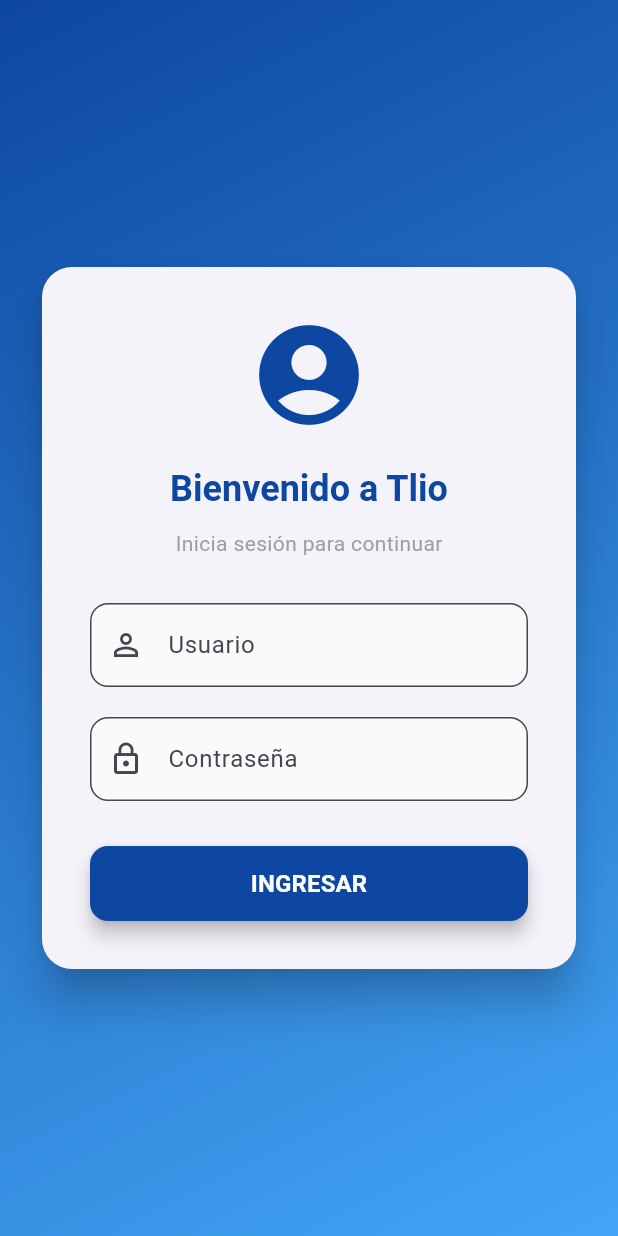
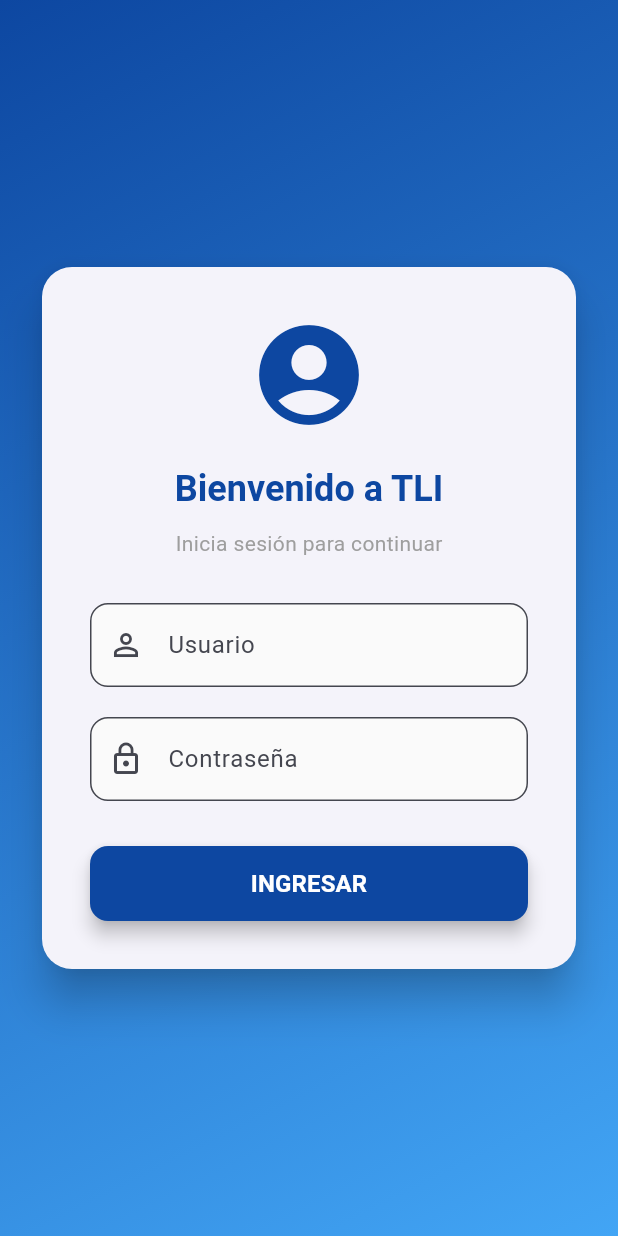
Before and after one commit to a456f/APPTLIMAC, a Flutter app: the screen it shows after launch, on a phone screen of 412 x 824 dp. Run offline on Flutter 3.47's test engine with Material 3 defaults, Android fonts, the phone set to English and light mode, and no system bars.

```diff
--- a/lib/home_page.dart
+++ b/lib/home_page.dart
@@ -9,7 +9,7 @@
     return Scaffold(
       backgroundColor: const Color(0xFFF5F7FA),
       appBar: AppBar(
-        title: const Text('Dashboard Tlio'),
+        title: const Text('Dashboard Tli'),
         centerTitle: true,
         backgroundColor: const Color(0xFF0D47A1),
         foregroundColor: Colors.white,
@@ -21,8 +21,8 @@
           children: [
             const UserAccountsDrawerHeader(
               decoration: BoxDecoration(color: Color(0xFF0D47A1)),
-              accountName: Text("Usuario Tlio"),
-              accountEmail: Text("usuario@tlio.com"),
+              accountName: Text("Usuario Tli"),
+              accountEmail: Text("usuario@tli.com"),
               currentAccountPicture: CircleAvatar(
                 backgroundColor: Colors.white,
                 child: Text("U",
--- a/lib/main.dart
+++ b/lib/main.dart
@@ -75,7 +75,7 @@
                       ),
                       const SizedBox(height: 20),
                       Text(
-                        'Bienvenido a Tlio',
+                        'Bienvenido a TLI',
                         style: Theme.of(context).textTheme.headlineSmall
                             ?.copyWith(
                               fontWeight: FontWeight.bold,
```
